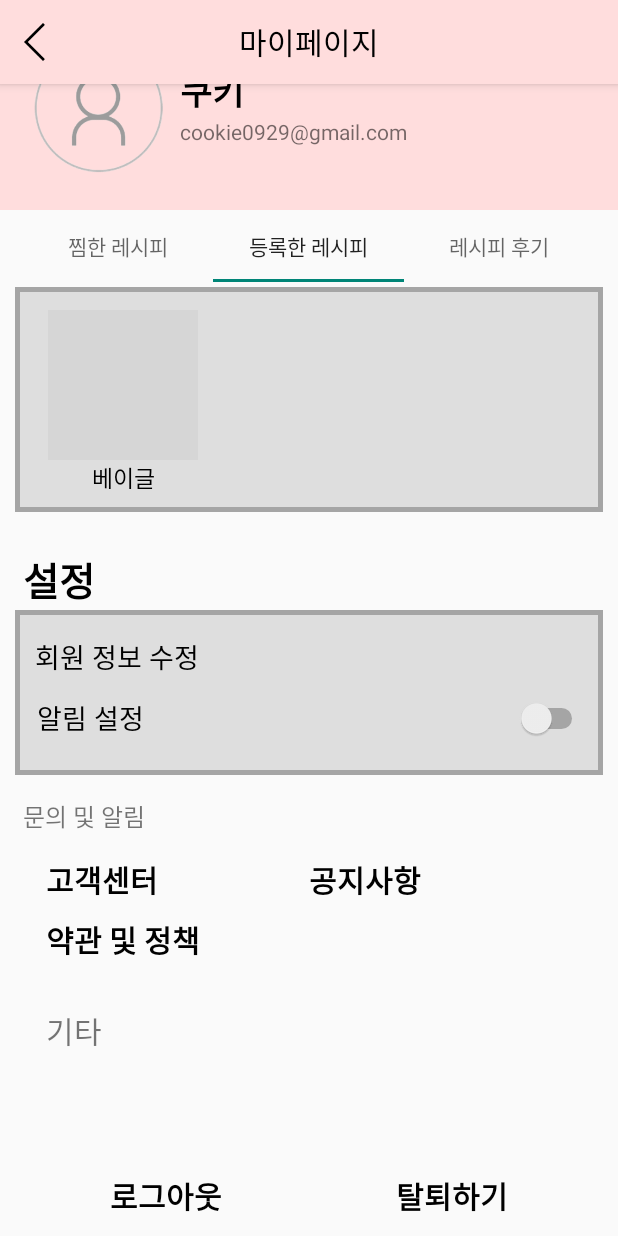
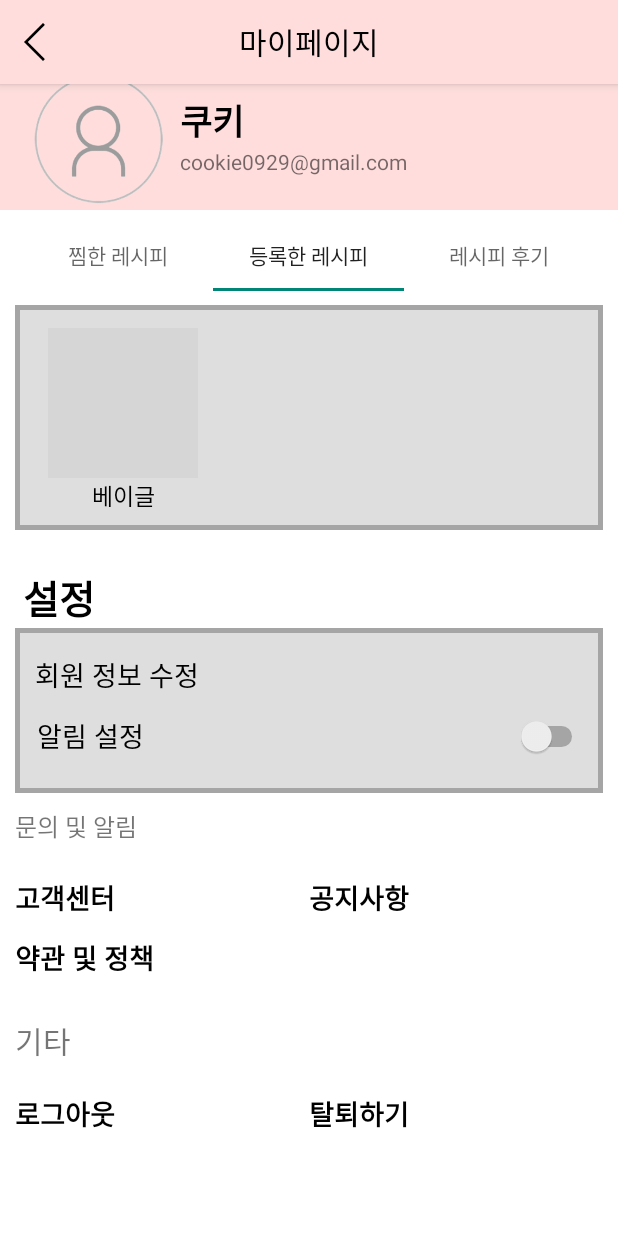
Before and after one commit to gityhb/YUMYUM, an Android app: the MyPageActivity screen opened directly, with no data from a screen before it, tab 2 chosen, on a phone screen of 412 x 824 dp. Run offline under Robolectric (Android 15) with nearby library versions, the phone set to English and light mode, and no system bars; grey boxes are pictures that could not be loaded.

Commit message:
osj 12/06 17:09

```diff
--- a/app/src/main/java/com/example/yumyum/StartActivity.kt
+++ b/app/src/main/java/com/example/yumyum/StartActivity.kt
@@ -20,7 +20,7 @@ class StartActivity : AppCompatActivity() {
             startActivity(intent)
 
             finish()
-        }, 3000)
+        }, 2000)
     }
 }
 
--- a/app/src/main/java/com/example/yumyum/recipe1/R1ContinueActivity.kt
+++ b/app/src/main/java/com/example/yumyum/recipe1/R1ContinueActivity.kt
@@ -9,7 +9,6 @@ import android.widget.ImageView
 import android.widget.TextView
 import androidx.appcompat.app.AppCompatActivity
 import com.example.yumyum.R
-import com.example.yumyum.RecipeFinishActivity
 import com.example.yumyum.RecipeStartActivity
 import com.example.yumyum.databinding.ActivityRecipeContinueBinding
 
@@ -83,7 +82,7 @@ class R1ContinueActivity : AppCompatActivity() {
                 binding.nextToPageText.text = "종료하기"
             }
             if(binding.nextToPageText.text == "종료하기") {
-                startActivity(Intent(this, RecipeFinishActivity::class.java))
+                startActivity(Intent(this, R1FinishActivity::class.java))
             }
 
             when(clickCount) {
--- a/app/src/main/res/drawable/recipe_list_border.xml
+++ b/app/src/main/res/drawable/recipe_list_border.xml
@@ -2,7 +2,7 @@
 <selector xmlns:android="http://schemas.android.com/apk/res/android">
     <item>
         <shape>
-            <solid android:color="#DBDBDB"/>
+            <solid android:color="#ECECEC"/>
             <corners android:radius="5dp"/>
             <stroke android:color="#A7A7A7" android:width="3dp" />
         </shape>
--- a/app/src/main/res/layout/activity_list_adapter.xml
+++ b/app/src/main/res/layout/activity_list_adapter.xml
@@ -27,7 +27,7 @@
                 android:layout_width="match_parent"
                 android:layout_height="wrap_content"
                 android:text="list_title"
-                android:textSize="20sp"
+                android:textSize="26sp"
                 android:textStyle="bold" />
 
             <TextView
@@ -46,6 +46,7 @@
                     android:layout_width="wrap_content"
                     android:layout_height="wrap_content"
                     android:layout_weight="1"
+                    android:textSize="13sp"
                     android:text="익명" />
 
                 <TextView
@@ -53,6 +54,7 @@
                     android:layout_width="wrap_content"
                     android:layout_height="wrap_content"
                     android:layout_weight="20"
+                    android:textSize="13sp"
                     android:text="방금" />
             </LinearLayout>
         </LinearLayout>
--- a/app/src/main/res/layout/activity_my_page.xml
+++ b/app/src/main/res/layout/activity_my_page.xml
@@ -67,6 +67,7 @@
                 <LinearLayout
                     android:layout_width="match_parent"
                     android:layout_height="match_parent"
+                    android:layout_marginTop="40dp"
                     android:gravity="center"
                     android:orientation="horizontal">
 
@@ -107,7 +108,8 @@
                 android:id="@+id/tabLayout"
                 android:layout_width="match_parent"
                 android:layout_height="wrap_content"
-                android:layout_marginHorizontal="15dp">
+                android:layout_marginHorizontal="15dp"
+                android:layout_marginVertical="6dp">
 
                 <com.google.android.material.tabs.TabItem
                     android:layout_width="match_parent"
@@ -197,8 +199,8 @@
                     android:id="@+id/textView18"
                     android:layout_width="wrap_content"
                     android:layout_height="wrap_content"
-                    android:layout_marginHorizontal="15dp"
-                    android:layout_marginTop="15dp"
+                    android:layout_marginHorizontal="10dp"
+                    android:layout_marginTop="10dp"
                     android:layout_weight="1"
                     android:text="문의 및 알림"
                     android:textSize="16sp" />
@@ -207,14 +209,13 @@
             <LinearLayout
                 android:layout_width="match_parent"
                 android:layout_height="100dp"
-                android:layout_marginHorizontal="15dp"
                 android:gravity="center"
                 android:orientation="vertical">
 
                 <LinearLayout
                     android:layout_width="match_parent"
                     android:layout_height="40dp"
-                    android:layout_marginHorizontal="15dp"
+                    android:layout_marginHorizontal="10dp"
                     android:orientation="horizontal">
 
                     <TextView
@@ -224,7 +225,7 @@
                         android:layout_weight="1"
                         android:text="고객센터"
                         android:textColor="#000"
-                        android:textSize="20sp"
+                        android:textSize="18sp"
                         android:textStyle="bold" />
 
                     <TextView
@@ -234,7 +235,7 @@
                         android:layout_weight="1"
                         android:text="공지사항"
                         android:textColor="#000"
-                        android:textSize="20sp"
+                        android:textSize="18sp"
                         android:textStyle="bold" />
                 </LinearLayout>
 
@@ -242,24 +243,23 @@
                     android:id="@+id/textView37"
                     android:layout_width="match_parent"
                     android:layout_height="wrap_content"
-                    android:layout_marginHorizontal="15dp"
+                    android:layout_marginHorizontal="10dp"
                     android:text="약관 및 정책"
                     android:textColor="#000"
-                    android:textSize="20sp"
+                    android:textSize="18sp"
                     android:textStyle="bold" />
             </LinearLayout>
 
             <LinearLayout
                 android:layout_width="match_parent"
                 android:layout_height="40dp"
-                android:layout_margin="15dp"
+                android:layout_margin="10dp"
                 android:orientation="horizontal">
 
                 <TextView
                     android:id="@+id/textView38"
                     android:layout_width="match_parent"
                     android:layout_height="40dp"
-                    android:layout_marginStart="15dp"
                     android:layout_weight="1"
                     android:text="기타"
                     android:textSize="20sp" />
@@ -267,38 +267,36 @@
 
             <LinearLayout
                 android:layout_width="match_parent"
-                android:layout_height="140dp"
-                android:layout_marginHorizontal="15dp"
-                android:gravity="center_vertical"
+                android:layout_height="wrap_content"
+                android:layout_marginHorizontal="10dp"
                 android:orientation="vertical">
 
                 <LinearLayout
                     android:layout_width="match_parent"
-                    android:layout_height="wrap_content"
+                    android:layout_height="match_parent"
                     android:orientation="horizontal">
 
-                    <Button
-                        android:id="@+id/button10"
+                    <TextView
+                        android:id="@+id/logout"
                         android:layout_width="match_parent"
                         android:layout_height="wrap_content"
                         android:layout_weight="1"
-                        android:background="#00ffffff"
                         android:text="로그아웃"
                         android:textColor="#000"
-                        android:textSize="20sp"
+                        android:textSize="18sp"
                         android:textStyle="bold" />
 
-                    <Button
-                        android:id="@+id/button11"
+                    <TextView
+                        android:id="@+id/tal"
                         android:layout_width="match_parent"
                         android:layout_height="wrap_content"
                         android:layout_weight="1"
-                        android:background="#00ffffff"
                         android:text="탈퇴하기"
                         android:textColor="#000"
-                        android:textSize="20sp"
+                        android:textSize="18sp"
                         android:textStyle="bold" />
                 </LinearLayout>
+
             </LinearLayout>
 
         </LinearLayout>
--- a/app/src/main/res/values/themes.xml
+++ b/app/src/main/res/values/themes.xml
@@ -3,16 +3,17 @@
     <style name="Theme.YUMYUM" parent="Theme.AppCompat.DayNight.DarkActionBar">
         <item name="windowNoTitle">true</item>
         <!-- Primary brand color. -->
-        <item name="colorPrimary">@color/purple_500</item>
-        <item name="colorPrimaryVariant">@color/purple_700</item>
+        <item name="colorPrimary">@color/black</item>
+        <item name="colorPrimaryVariant">#AD9C9C9C</item>
         <item name="colorOnPrimary">@color/white</item>
         <!-- Secondary brand color. -->
         <item name="colorSecondary">@color/teal_200</item>
         <item name="colorSecondaryVariant">@color/teal_700</item>
-        <item name="colorOnSecondary">@color/black</item>
+        <item name="colorOnSecondary">#AD9C9C9C</item>
         <!-- Status bar color. -->
         <item name="android:statusBarColor">?attr/colorPrimaryVariant</item>
         <!-- Customize your theme here. -->
+        <item name="android:colorBackground">@color/white</item>
     </style>
 
     <style name="Theme.YUMYUM.NoActionBar">
```
Also changed, not shown: app/src/main/java/com/example/yumyum/RecipeSearchActivity.kt (+5 -2 lines), app/src/main/res/layout/activity_main.xml (+56 -38 lines), app/src/main/res/layout/activity_recipe_continue.xml (+4 -4 lines), app/src/main/res/layout/activity_recipe_finish.xml (+6 -4 lines), app/src/main/res/layout/activity_recipesearch_adapter.xml (+4 -5 lines), app/src/main/res/layout/viewpager_item.xml (added, +15 -0 lines), 1 other file.
